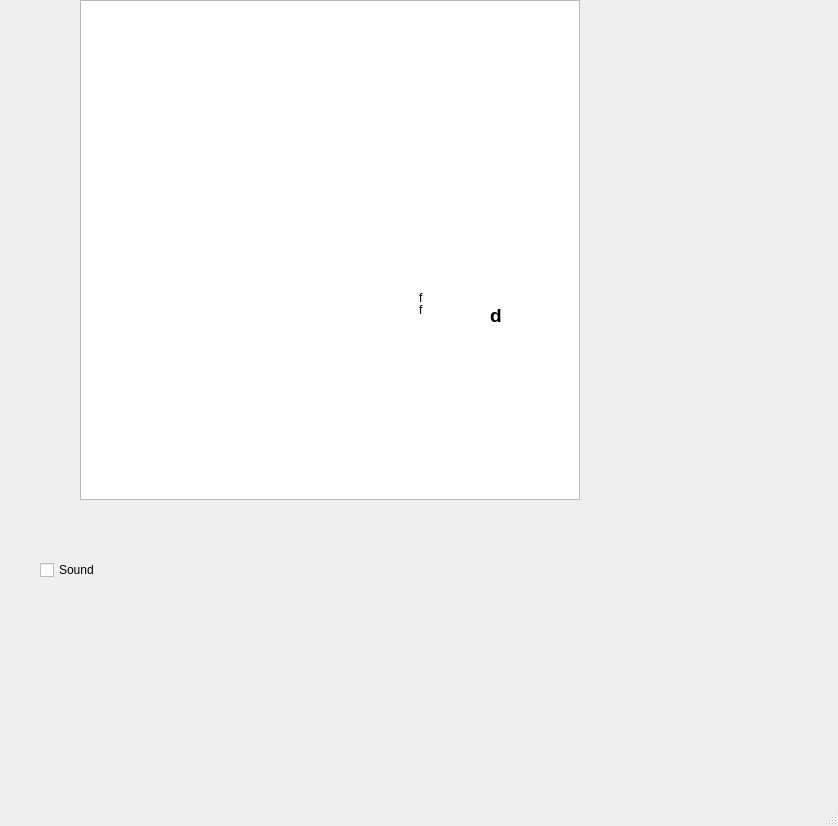
ShihoVN/HiveChime, file Graphics/mainwindowanimate.ui: the form before one commit.
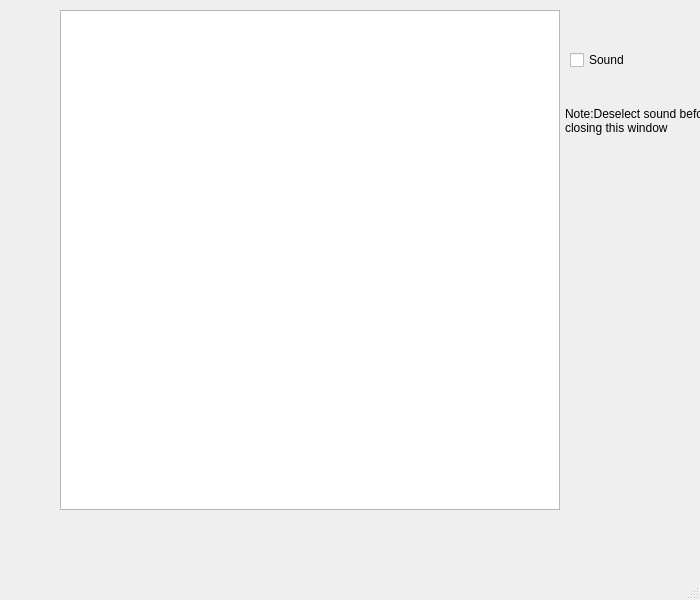
The form after the commit.

Patch:
```diff
--- a/Graphics/mainwindowanimate.ui
+++ b/Graphics/mainwindowanimate.ui
@@ -6,10 +6,16 @@
    <rect>
     <x>0</x>
     <y>0</y>
-    <width>838</width>
-    <height>826</height>
+    <width>700</width>
+    <height>600</height>
    </rect>
   </property>
+  <property name="maximumSize">
+   <size>
+    <width>700</width>
+    <height>600</height>
+   </size>
+  </property>
   <property name="windowTitle">
    <string>MainWindow</string>
   </property>
@@ -17,8 +23,8 @@
    <widget class="QGraphicsView" name="display">
     <property name="geometry">
      <rect>
-      <x>80</x>
-      <y>0</y>
+      <x>60</x>
+      <y>10</y>
       <width>500</width>
       <height>500</height>
      </rect>
@@ -45,8 +51,8 @@
    <widget class="QCheckBox" name="sound">
     <property name="geometry">
      <rect>
-      <x>40</x>
-      <y>560</y>
+      <x>570</x>
+      <y>50</y>
       <width>87</width>
       <height>20</height>
      </rect>
@@ -58,9 +64,9 @@
    <widget class="QLabel" name="cityName">
     <property name="geometry">
      <rect>
-      <x>419</x>
-      <y>300</y>
-      <width>59</width>
+      <x>400</x>
+      <y>310</y>
+      <width>61</width>
       <height>20</height>
      </rect>
     </property>
@@ -68,27 +74,27 @@
      <bool>false</bool>
     </property>
     <property name="text">
-     <string>f</string>
+     <string/>
     </property>
    </widget>
    <widget class="QLabel" name="weather">
     <property name="geometry">
      <rect>
-      <x>419</x>
+      <x>400</x>
       <y>290</y>
       <width>101</width>
       <height>16</height>
      </rect>
     </property>
     <property name="text">
-     <string>f</string>
+     <string/>
     </property>
    </widget>
    <widget class="QLabel" name="temp">
     <property name="geometry">
      <rect>
-      <x>490</x>
-      <y>290</y>
+      <x>470</x>
+      <y>282</y>
       <width>91</width>
       <height>51</height>
      </rect>
@@ -101,7 +107,23 @@
      </font>
     </property>
     <property name="text">
-     <string>d</string>
+     <string/>
+    </property>
+   </widget>
+   <widget class="QLabel" name="label">
+    <property name="geometry">
+     <rect>
+      <x>565</x>
+      <y>70</y>
+      <width>151</width>
+      <height>101</height>
+     </rect>
+    </property>
+    <property name="text">
+     <string>Note:Deselect sound before closing this window</string>
+    </property>
+    <property name="wordWrap">
+     <bool>true</bool>
     </property>
    </widget>
   </widget>
```
Left out of the diff: 4 changed lines with no effect on the pictures.
